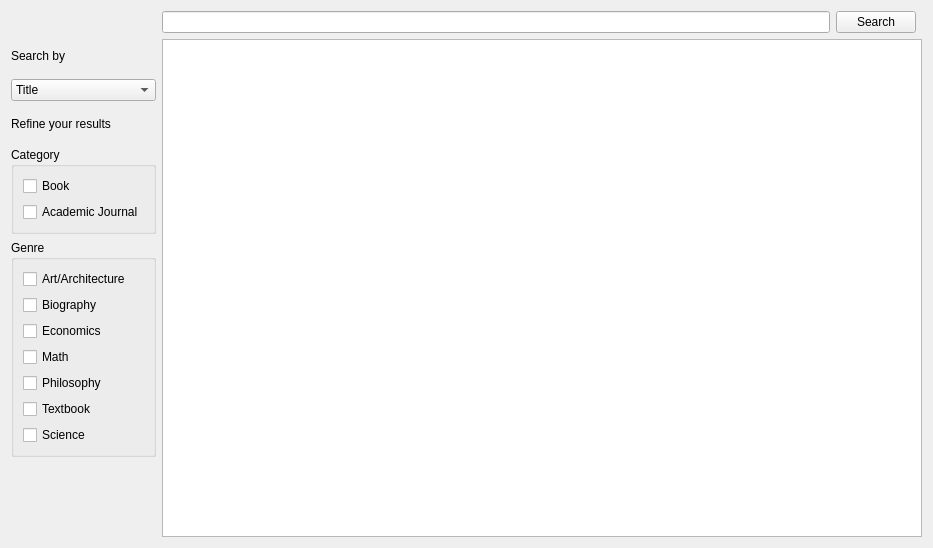
First picture: the form in searchingwidget.ui, repository huyquoctrinh/LibraryManagement, before the edit.
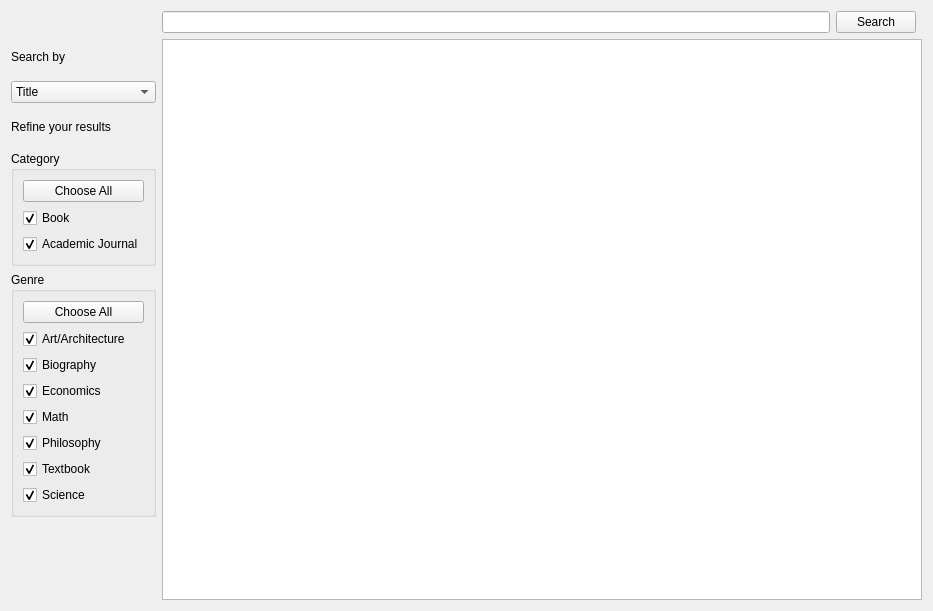
Second picture: the form after the edit.

```diff
--- a/searchingwidget.ui
+++ b/searchingwidget.ui
@@ -7,7 +7,7 @@
     <x>0</x>
     <y>0</y>
     <width>933</width>
-    <height>548</height>
+    <height>611</height>
    </rect>
   </property>
   <property name="windowTitle">
@@ -68,11 +68,24 @@
       <string>Category</string>
      </property>
      <layout class="QVBoxLayout" name="verticalLayout">
+      <item>
+       <widget class="QPushButton" name="btnAllCategory">
+        <property name="text">
+         <string>Choose All</string>
+        </property>
+       </widget>
+      </item>
       <item>
        <widget class="QCheckBox" name="chbBook">
         <property name="text">
          <string>Book</string>
         </property>
+        <property name="checked">
+         <bool>true</bool>
+        </property>
+        <property name="tristate">
+         <bool>false</bool>
+        </property>
        </widget>
       </item>
       <item>
@@ -80,6 +93,9 @@
         <property name="text">
          <string>Academic Journal</string>
         </property>
+        <property name="checked">
+         <bool>true</bool>
+        </property>
        </widget>
       </item>
      </layout>
@@ -91,11 +107,21 @@
       <string>Genre</string>
      </property>
      <layout class="QVBoxLayout" name="verticalLayout_2">
+      <item>
+       <widget class="QPushButton" name="btnAllGenre">
+        <property name="text">
+         <string>Choose All</string>
+        </property>
+       </widget>
+      </item>
       <item>
        <widget class="QCheckBox" name="chbArt">
         <property name="text">
          <string>Art/Architecture</string>
         </property>
+        <property name="checked">
+         <bool>true</bool>
+        </property>
        </widget>
       </item>
       <item>
@@ -103,6 +129,9 @@
         <property name="text">
          <string>Biography</string>
         </property>
+        <property name="checked">
+         <bool>true</bool>
+        </property>
        </widget>
       </item>
       <item>
@@ -110,6 +139,9 @@
         <property name="text">
          <string>Economics</string>
         </property>
+        <property name="checked">
+         <bool>true</bool>
+        </property>
        </widget>
       </item>
       <item>
@@ -117,6 +149,9 @@
         <property name="text">
          <string>Math</string>
         </property>
+        <property name="checked">
+         <bool>true</bool>
+        </property>
        </widget>
       </item>
       <item>
@@ -124,6 +159,9 @@
         <property name="text">
          <string>Philosophy</string>
         </property>
+        <property name="checked">
+         <bool>true</bool>
+        </property>
        </widget>
       </item>
       <item>
@@ -131,6 +169,9 @@
         <property name="text">
          <string>Textbook</string>
         </property>
+        <property name="checked">
+         <bool>true</bool>
+        </property>
        </widget>
       </item>
       <item>
@@ -138,6 +179,9 @@
         <property name="text">
          <string>Science</string>
         </property>
+        <property name="checked">
+         <bool>true</bool>
+        </property>
        </widget>
       </item>
      </layout>
```
